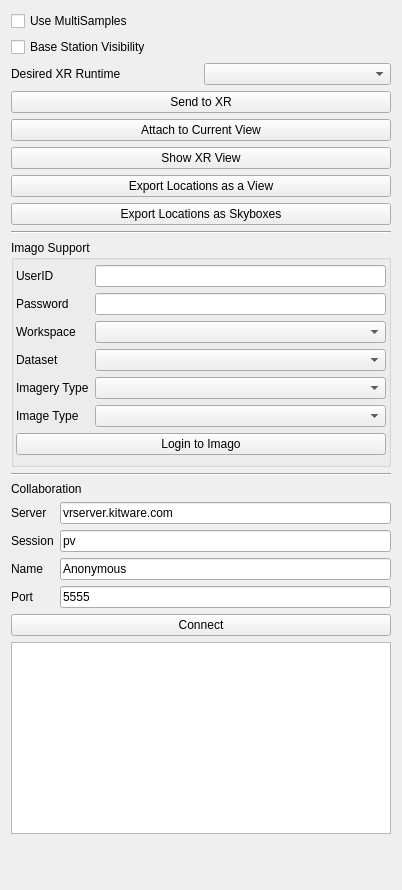
Old version of the form Plugins/XRInterface/Plugin/pqXRInterfaceDockPanel.ui in the repository Kitware/ParaView.
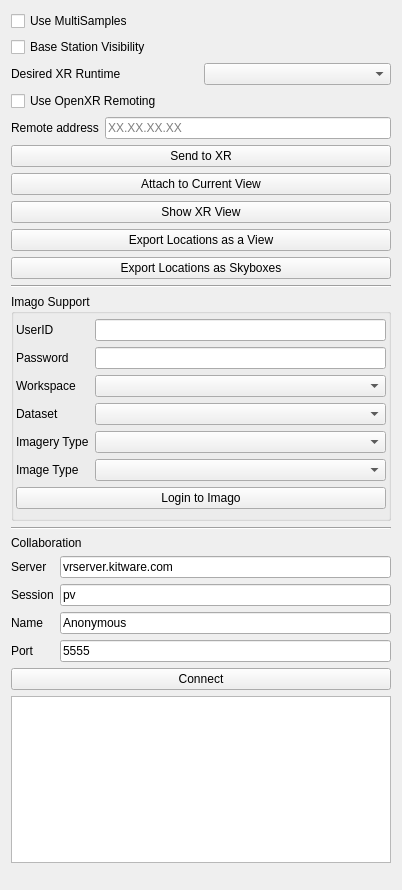
New version of the form.

Commit message: XRInterface: add support for the remoting

```diff
--- a/Plugins/XRInterface/Plugin/pqXRInterfaceDockPanel.ui
+++ b/Plugins/XRInterface/Plugin/pqXRInterfaceDockPanel.ui
@@ -84,6 +84,49 @@
         </item>
        </layout>
       </item>
+      <item>
+       <widget class="QCheckBox" name="useOpenxrRemoting">
+        <property name="text">
+         <string>Use OpenXR Remoting</string>
+        </property>
+       </widget>
+      </item>
+      <item>
+       <layout class="QHBoxLayout" name="horizontalLayoutXRRemoting">
+        <item>
+         <widget class="QLabel" name="remotingAddress">
+          <property name="sizePolicy">
+           <sizepolicy hsizetype="Preferred" vsizetype="Fixed">
+            <horstretch>0</horstretch>
+            <verstretch>0</verstretch>
+           </sizepolicy>
+          </property>
+          <property name="visible">
+           <bool>false</bool>
+          </property>
+          <property name="text">
+           <string>Remote address</string>
+          </property>
+         </widget>
+        </item>
+        <item>
+         <widget class="QLineEdit" name="remoteAddress">
+          <property name="enabled">
+           <bool>true</bool>
+          </property>
+          <property name="visible">
+           <bool>false</bool>
+          </property>
+          <property name="toolTip">
+           <string extracomment="Specify the IP address used to connect ParaView to the remote XR device, e.g. Hololens2"/>
+          </property>
+          <property name="placeholderText">
+           <string>XX.XX.XX.XX</string>
+          </property>
+         </widget>
+        </item>
+       </layout>
+      </item>
       <item>
        <widget class="QPushButton" name="sendToXRButton">
         <property name="text">
```
The commit also changes 4 other files.
